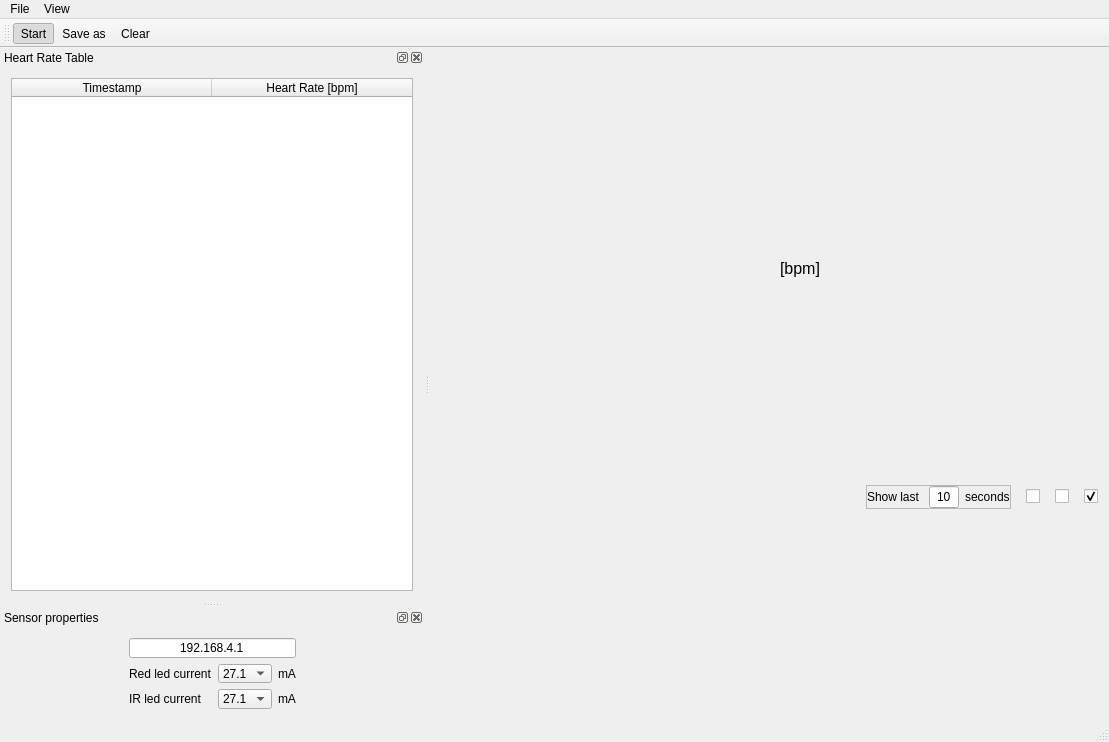
The window that telemed_desktop/telemed_desktop/MainWin.ui (slavek1250/telemed) describes before a commit, drawn with Qt 5.
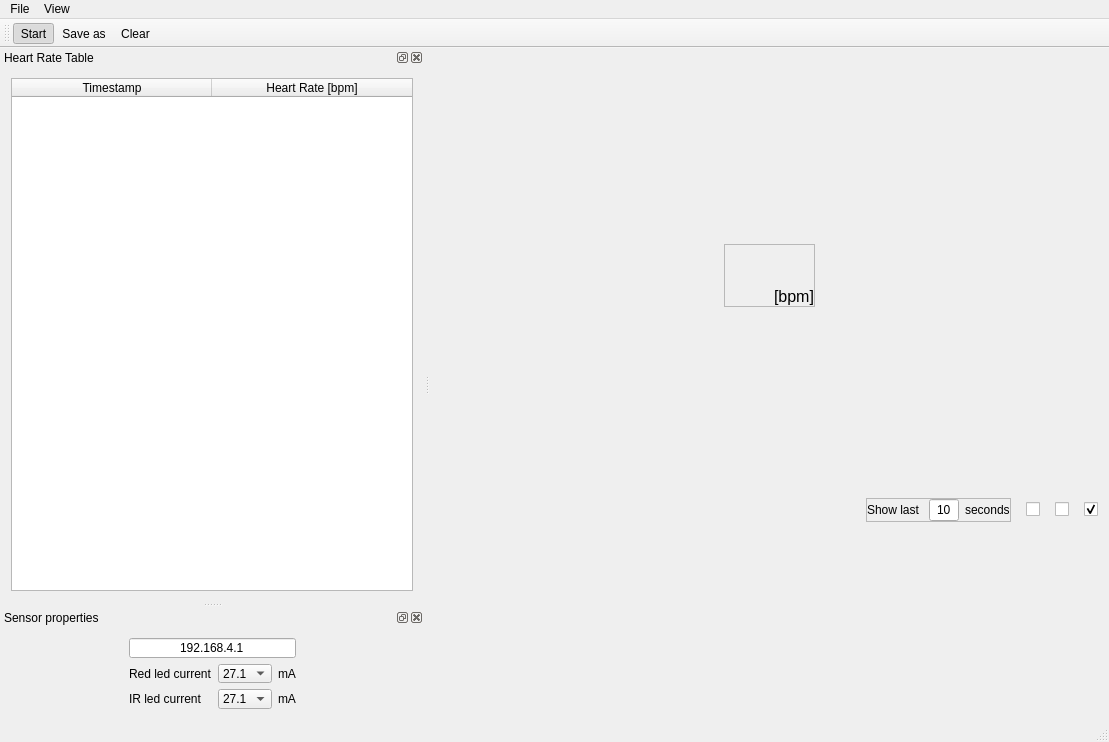
The same window after the commit. Icons and pictures are not drawn.

```diff
--- a/telemed_desktop/telemed_desktop/MainWin.ui
+++ b/telemed_desktop/telemed_desktop/MainWin.ui
@@ -18,22 +18,37 @@
   </property>
   <widget class="QWidget" name="centralWidget">
    <layout class="QVBoxLayout" name="verticalLayout">
-    <item>
-     <layout class="QHBoxLayout" name="horizontalLayout_2">
-      <item>
-       <spacer name="horizontalSpacer_2">
-        <property name="orientation">
-         <enum>Qt::Horizontal</enum>
-        </property>
-        <property name="sizeHint" stdset="0">
-         <size>
-          <width>40</width>
-          <height>20</height>
-         </size>
-        </property>
-       </spacer>
-      </item>
-      <item>
+    <item alignment="Qt::AlignHCenter">
+     <widget class="QFrame" name="frame_2">
+      <property name="sizePolicy">
+       <sizepolicy hsizetype="Maximum" vsizetype="Maximum">
+        <horstretch>0</horstretch>
+        <verstretch>0</verstretch>
+       </sizepolicy>
+      </property>
+      <property name="frameShape">
+       <enum>QFrame::StyledPanel</enum>
+      </property>
+      <property name="frameShadow">
+       <enum>QFrame::Raised</enum>
+      </property>
+      <layout class="QHBoxLayout" name="horizontalLayout_6">
+       <property name="spacing">
+        <number>0</number>
+       </property>
+       <property name="leftMargin">
+        <number>0</number>
+       </property>
+       <property name="topMargin">
+        <number>0</number>
+       </property>
+       <property name="rightMargin">
+        <number>0</number>
+       </property>
+       <property name="bottomMargin">
+        <number>0</number>
+       </property>
+       <item alignment="Qt::AlignBottom">
        <widget class="QLabel" name="label_3">
         <property name="sizePolicy">
          <sizepolicy hsizetype="Maximum" vsizetype="Maximum">
@@ -54,7 +69,7 @@
         </property>
        </widget>
       </item>
-      <item>
+       <item alignment="Qt::AlignBottom">
        <widget class="QLabel" name="HRLbl">
         <property name="sizePolicy">
          <sizepolicy hsizetype="Maximum" vsizetype="Maximum">
@@ -70,7 +85,7 @@
         </property>
         <property name="font">
          <font>
-          <pointsize>12</pointsize>
+           <pointsize>40</pointsize>
          </font>
         </property>
         <property name="text">
@@ -78,7 +93,7 @@
         </property>
        </widget>
       </item>
-      <item>
+       <item alignment="Qt::AlignBottom">
        <widget class="QLabel" name="label_5">
         <property name="sizePolicy">
          <sizepolicy hsizetype="Maximum" vsizetype="Maximum">
@@ -94,22 +109,13 @@
         <property name="text">
          <string>[bpm]</string>
         </property>
-       </widget>
-      </item>
-      <item>
-       <spacer name="horizontalSpacer_3">
-        <property name="orientation">
-         <enum>Qt::Horizontal</enum>
-        </property>
-        <property name="sizeHint" stdset="0">
-         <size>
-          <width>40</width>
-          <height>20</height>
-         </size>
-        </property>
-       </spacer>
-      </item>
-     </layout>
+         <property name="margin">
+          <number>11</number>
+         </property>
+        </widget>
+       </item>
+      </layout>
+     </widget>
     </item>
     <item>
      <layout class="QVBoxLayout" name="plotLayout"/>
```
Lines whose indentation alone changed are shown as unchanged.
